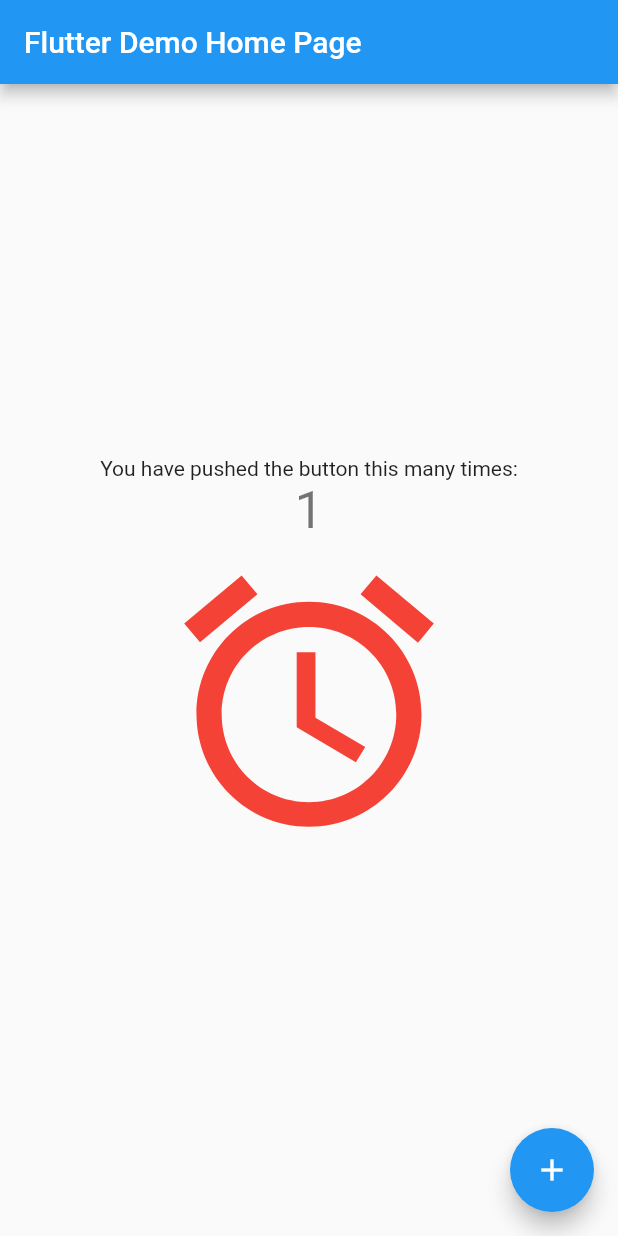
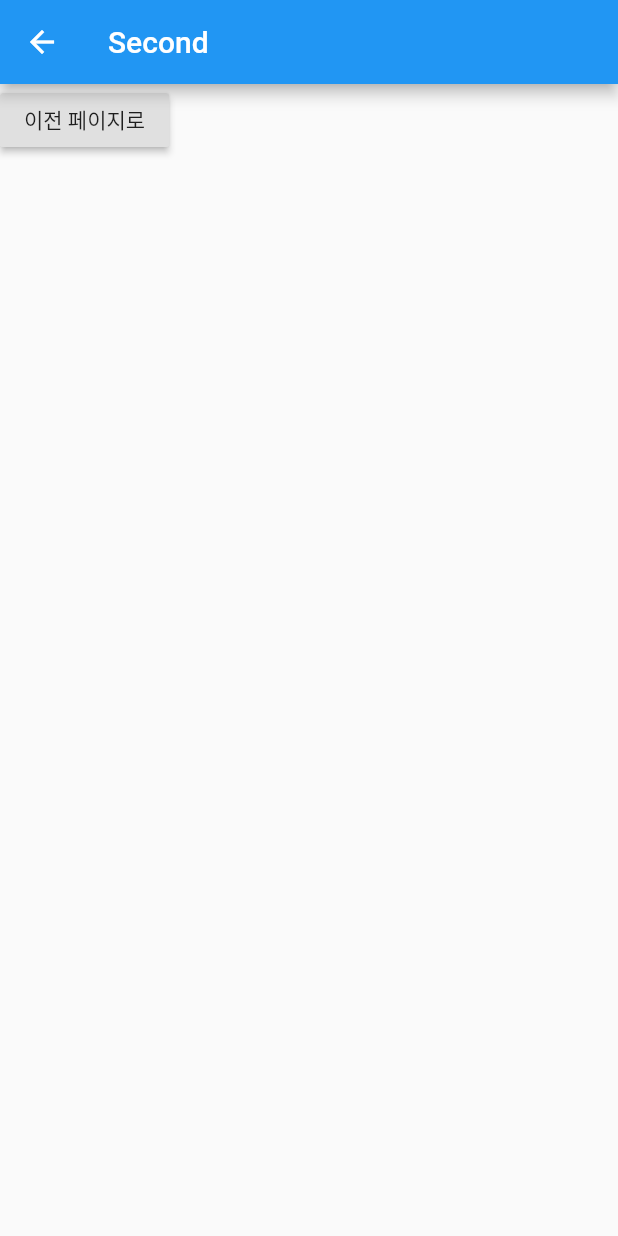
Before and after one commit to babosamo/pomodoro-timer, a Flutter app: the screen it shows after launch, after a tap on the "add" icon, on a phone screen of 412 x 824 dp. Run offline on Flutter 3.47's test engine with Material 2 defaults, Android fonts, the phone set to English and light mode, and no system bars.

Commit message:
second page 연결

```diff
--- /dev/null
+++ b/lib/SecondPage.dart
@@ -0,0 +1,15 @@
+import 'package:flutter/material.dart';
+
+class SecondPage extends StatelessWidget {
+  @override
+  Widget build(BuildContext context) {
+    return Scaffold(
+        appBar: AppBar(title: Text('Second')),
+        body: RaisedButton(
+          child: Text('이전 페이지로'),
+          onPressed: () {
+            Navigator.pop(context);
+          },
+        ));
+  }
+}
--- a/lib/main.dart
+++ b/lib/main.dart
@@ -1,4 +1,5 @@
 import 'package:flutter/material.dart';
+import 'SecondPage.dart';
 
 void main() {
   runApp(MyApp());
@@ -54,14 +55,10 @@ class _MyHomePageState extends State<MyHomePage> {
 
   void _incrementCounter() {
     // move next page
-    setState(() {
-      // This call to setState tells the Flutter framework that something has
-      // changed in this State, which causes it to rerun the build method below
-      // so that the display can reflect the updated values. If we changed
-      // _counter without calling setState(), then the build method would not be
-      // called again, and so nothing would appear to happen.
-      _timerCount++;
-    });
+    Navigator.push(
+        context,
+        MaterialPageRoute(builder: (context) => SecondPage())
+    );
   }
 
   void _startTimer() {
```
